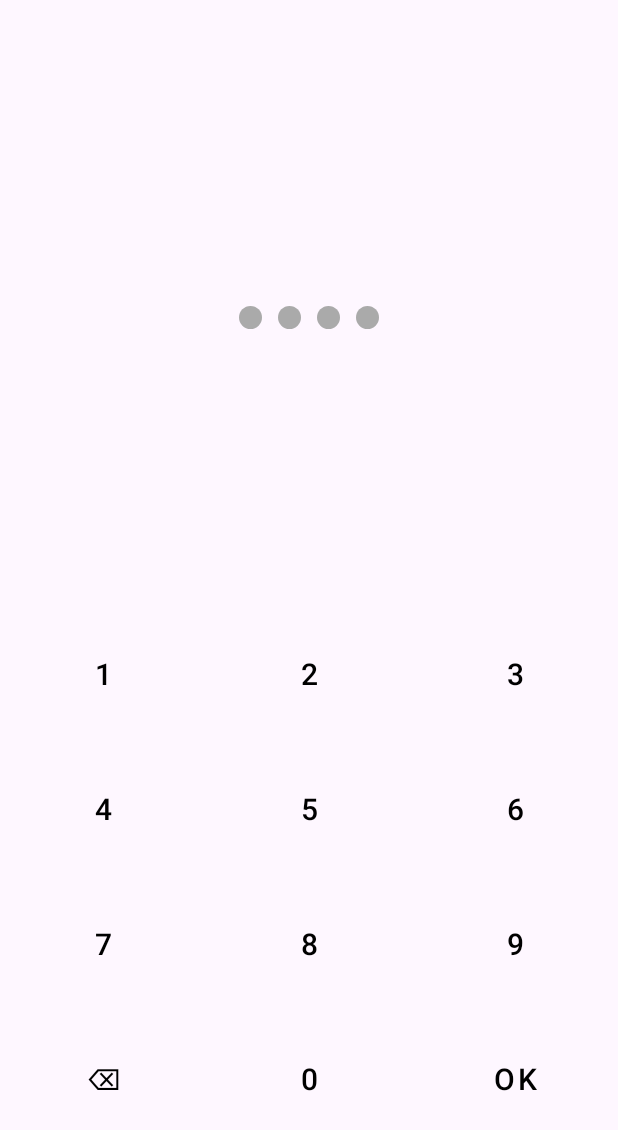
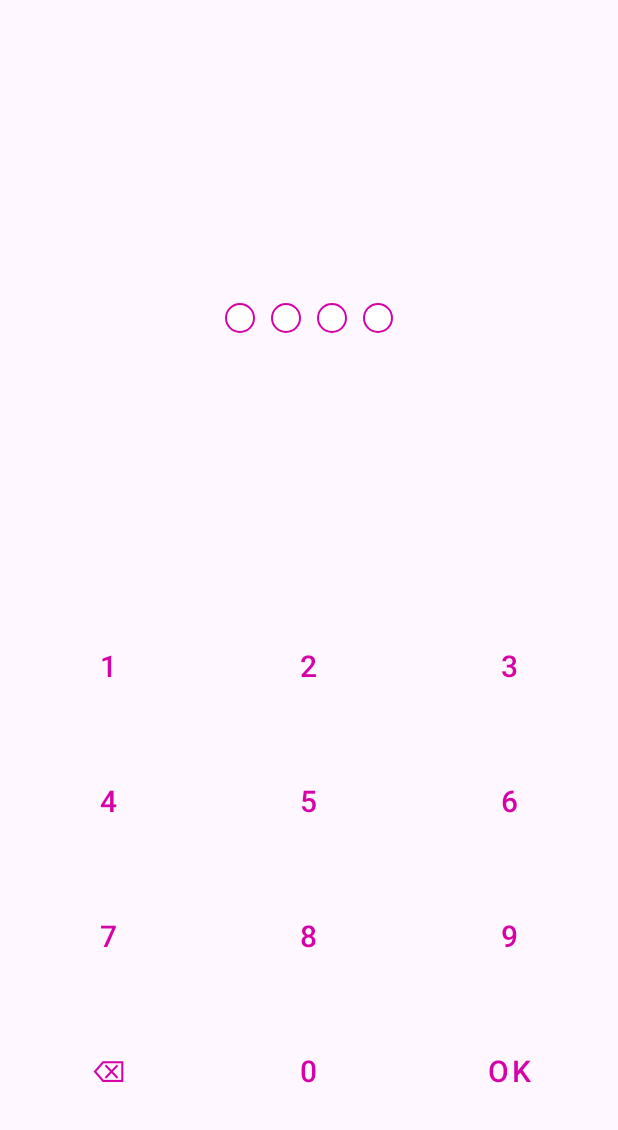
Before and after one commit to COMP-3013-Team-5-2023-2024/TEAM-5-COMP-3018, an Android app: the screen it shows after launch (PinPage), after a tap on "OK", on a phone screen of 412 x 824 dp. Shown: the top 1130 px of the screen. Run offline under Robolectric (Android 15) with nearby library versions, the phone set to English and light mode, and no system bars.

Commit message:
altered pin page to set a pin

```diff
--- a/app/src/main/java/com/example/group_5_project/PinPage.java
+++ b/app/src/main/java/com/example/group_5_project/PinPage.java
@@ -4,16 +4,17 @@ import android.app.Activity;
 import android.content.Intent;
 import android.os.Bundle;
 import android.view.View;
+import android.widget.Toast;
 
 import androidx.appcompat.app.AppCompatActivity;
 
 
 public class PinPage extends AppCompatActivity implements View.OnClickListener {
+
     public static final int PIN_LENGTH = 4;
     View[] dots = new View[4];
-    private String PinToTest = "";
-
-    // could add fail limit
+    private String pinToTest = "";
+    private PinPageState saveCheck;
 
     @Override
     protected void onCreate(Bundle savedInstanceState) {
@@ -26,7 +27,20 @@ public class PinPage extends AppCompatActivity implements View.OnClickListener {
         dots[2] = findViewById(R.id.digit_display_03);
         dots[3] = findViewById(R.id.digit_display_04);
 
+        // need to check to see what type of application they want
+        saveCheck = PinPageState.SAVE;
     }
+
+    @Override
+    protected void onDestroy() {
+        super.onDestroy();
+        // TODO check to see if this happens when final is called
+        if (this.saveCheck == PinPageState.SAVE) {
+            setStoredPin("");
+        }
+    }
+
+    // could add fail limit
 
     @Override
     public void onClick(View view) {
@@ -73,9 +87,9 @@ public class PinPage extends AppCompatActivity implements View.OnClickListener {
 
     }
 
-    public void updateDisplay() {
+    private void updateDisplay() {
         for (int i = 0; i < PIN_LENGTH; i++) {
-            if (PinToTest.length() <= i) {
+            if (pinToTest.length() <= i) {
                 dots[i].setBackgroundResource(R.drawable.pin_page_no_digit);
             } else {
                 dots[i].setBackgroundResource(R.drawable.pin_page_digit);
@@ -84,11 +98,13 @@ public class PinPage extends AppCompatActivity implements View.OnClickListener {
     }
 
     private void addToPin(char num) {
-        if (PinToTest.length() < PIN_LENGTH) {
-            PinToTest += num;
+        if (pinToTest.length() < PIN_LENGTH) {
+            pinToTest += num;
         }
     }
 
+
+    // TODO should be part of another class
     private String getStoredPin() {
         // need to actually implement this thing
         String pin = "2345";
@@ -98,22 +114,69 @@ public class PinPage extends AppCompatActivity implements View.OnClickListener {
         return pin;
     }
 
+
+    // TODO should be part of another class
+    private Void setStoredPin(String pin) {
+        // PinToTest
+        return null;
+    }
+
     private void removeFromPin() {
-        if (PinToTest.length() >= 1) {
-            PinToTest = PinToTest.substring(0, PinToTest.length() - 1);
+        if (pinToTest.length() >= 1) {
+            pinToTest = pinToTest.substring(0, pinToTest.length() - 1);
         }
     }
 
     private void end() {
-
-        // could make an animation play on failure
-        if (PinToTest.equals(getStoredPin())) {
-            Intent intent = new Intent();
-            setResult(Activity.RESULT_OK, intent);
-            finish();
+        if (saveCheck.equals(PinPageState.SAVE)) {
+            checkEnd();
         } else {
-            PinToTest = "";
-            updateDisplay();
+            saveEnd();
         }
     }
+
+    private void saveEnd() {
+        if (getStoredPin().equals("")) {
+            setStoredPin(pinToTest);
+            Toast.makeText(this, "please enter the pin again", Toast.LENGTH_SHORT).show();
+            resetPinPage();
+            return;
+        } else if (getStoredPin().equals(pinToTest)) {
+            finishPinPage();
+            return;
+        }
+        setStoredPin("");
+        badPinAnimation();
+        resetPinPage();
+    }
+
+    private void badPinAnimation() {
+        Toast.makeText(this, "not the same pin", Toast.LENGTH_SHORT).show();
+        // TODO add a failure thing here if they get it wrong
+    }
+
+    private void resetPinPage() {
+        pinToTest = "";
+        updateDisplay();
+    }
+
+    private void finishPinPage() {
+        Intent intent = new Intent();
+        setResult(Activity.RESULT_OK, intent);
+        finish();
+    }
+
+    private void checkEnd() {
+        if (pinToTest.equals(getStoredPin())) {
+            finishPinPage();
+        } else {
+            badPinAnimation();
+            resetPinPage();
+        }
+    }
+
+    public enum PinPageState {
+        SAVE,
+        CHECK
+    }
 }
--- a/app/src/main/res/drawable/pin_page_digit.xml
+++ b/app/src/main/res/drawable/pin_page_digit.xml
@@ -1,9 +1,6 @@
 <?xml version="1.0" encoding="utf-8"?>
 <shape xmlns:android="http://schemas.android.com/apk/res/android"
     android:shape="oval">
-    <stroke
-        android:width="1dp"
-        android:color="@android:color/darker_gray"/>
-    <solid android:color="@android:color/holo_blue_light"></solid>
+    <solid android:color="@color/main_pink"></solid>
     <size android:height="15dp" android:width="15dp"></size>
 </shape>
--- a/app/src/main/res/drawable/pin_page_no_digit.xml
+++ b/app/src/main/res/drawable/pin_page_no_digit.xml
@@ -1,7 +1,8 @@
 <?xml version="1.0" encoding="utf-8"?>
 <shape xmlns:android="http://schemas.android.com/apk/res/android"
     android:shape="oval">
-    <solid android:color="@android:color/darker_gray"></solid>
+    <solid android:color="@color/main_white"></solid>
+    <stroke android:width="1dp" android:color="@color/main_pink"></stroke>
     <size
         android:width="15dp"
         android:height="15dp"></size>
--- a/app/src/main/res/layout/activity_pin_page.xml
+++ b/app/src/main/res/layout/activity_pin_page.xml
@@ -3,6 +3,7 @@
     xmlns:tools="http://schemas.android.com/tools"
     android:layout_width="match_parent"
     android:layout_height="match_parent"
+    android:padding="5sp"
     tools:context=".PinPage">
 
     <LinearLayout
@@ -18,41 +19,46 @@
             android:layout_height="0dp"
             android:layout_weight="1"
             android:gravity="center|center"
-            android:orientation="horizontal">
+            android:orientation="vertical">
+
+
+            <LinearLayout
+                android:layout_width="wrap_content"
+                android:layout_height="wrap_content"
+                android:padding="10dp">
 
                 <android.view.View
                     android:id="@+id/digit_display_01"
-                android:layout_width="15dp"
-                android:layout_height="15dp"
+                    android:layout_width="20dp"
+                    android:layout_height="20dp"
                     android:layout_marginLeft="5sp"
                     android:layout_marginRight="5sp"
                     android:background="@drawable/pin_page_no_digit" />
 
                 <android.view.View
                     android:id="@+id/digit_display_02"
-                android:layout_width="15dp"
-                android:layout_height="15dp"
+                    android:layout_width="20dp"
+                    android:layout_height="20dp"
                     android:layout_marginLeft="5sp"
                     android:layout_marginRight="5sp"
                     android:background="@drawable/pin_page_no_digit" />
 
                 <android.view.View
                     android:id="@+id/digit_display_03"
-                android:layout_width="15dp"
-                android:layout_height="15dp"
+                    android:layout_width="20dp"
+                    android:layout_height="20dp"
                     android:layout_marginLeft="5sp"
                     android:layout_marginRight="5sp"
                     android:background="@drawable/pin_page_no_digit" />
 
                 <android.view.View
                     android:id="@+id/digit_display_04"
-                android:layout_width="15dp"
-                android:layout_height="15dp"
+                    android:layout_width="20dp"
+                    android:layout_height="20dp"
                     android:layout_marginLeft="5sp"
                     android:layout_marginRight="5sp"
                     android:background="@drawable/pin_page_no_digit" />
-
-
+            </LinearLayout>
         </LinearLayout>
 
         <LinearLayout
--- a/app/src/main/res/values/colors.xml
+++ b/app/src/main/res/values/colors.xml
@@ -1,5 +1,7 @@
 <?xml version="1.0" encoding="utf-8"?>
 <resources>
-    <color name="black">#FF000000</color>
-    <color name="white">#FFFFFFFF</color>
+    <color name="main_black">#FF000000</color>
+    <color name="main_white">#FFFFFFFF</color>
+    <color name="main_pink">#FFd502a7</color>
+    <color name="main_blue">#FF00FFFF</color>
 </resources>
--- a/app/src/main/res/values/themes.xml
+++ b/app/src/main/res/values/themes.xml
@@ -6,9 +6,16 @@
     </style>
 
     <style name="Theme.Group_5_project" parent="Base.Theme.Group_5_project" />
-    <!-- Need to figure out how to do themes -->
+
+
     <style name="PinPage_Button" parent="Widget.MaterialComponents.Button">
-        <item name="android:textColor">@color/black</item>
+        <item name="android:textColor">@color/main_pink</item>
+        <item name="android:textSize">20dp</item>
+        <item name="android:background">@android:color/transparent</item>
+    </style>
+
+    <style name="PinPage_Text" parent="Widget.MaterialComponents.TextView">
+        <item name="android:textColor">@color/main_pink</item>
         <item name="android:textSize">20dp</item>
         <item name="android:background">@android:color/transparent</item>
     </style>
```
Lines whose indentation alone changed are shown as unchanged.
